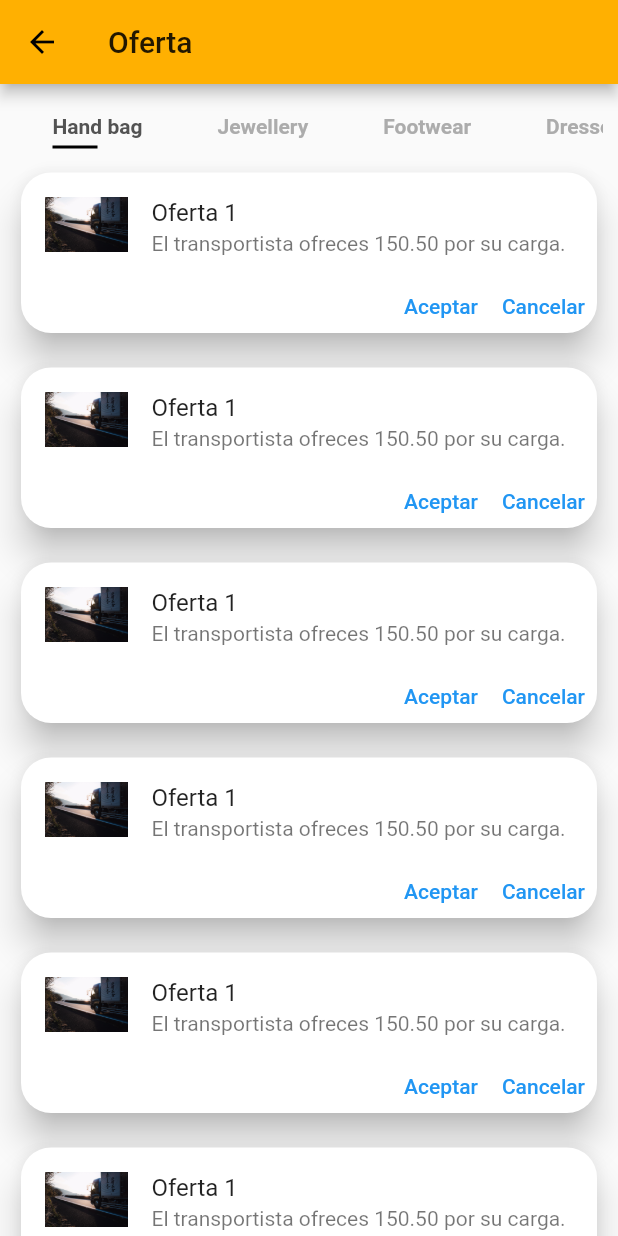
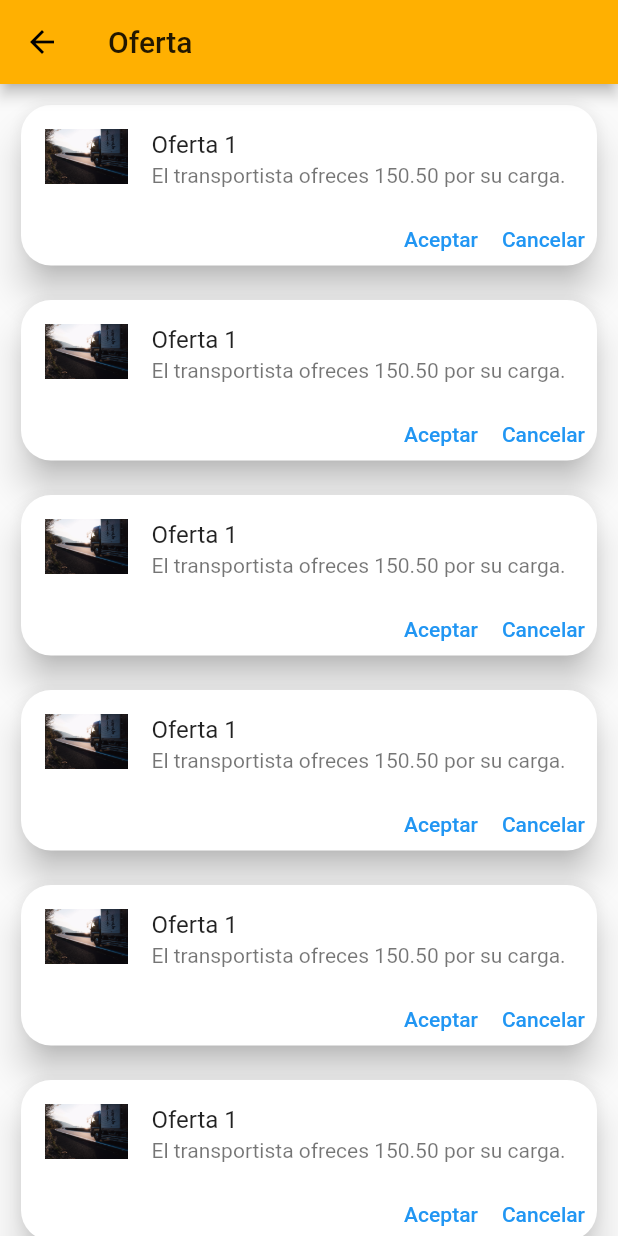
Before and after one commit to FabrizioAtiquipa/Tarea1, a Flutter app: the CardPage screen opened by its route, on a phone screen of 412 x 824 dp. Run offline on Flutter 3.47's test engine with Material 2 defaults, Android fonts, the phone set to English and light mode, and no system bars; our stand-ins replace dio, flutter_svg, google_maps_flutter, image_picker, location, rxdart and 2 more; missing offline and left inert: flutter_polyline_points, mime_type; accounts and stored records are empty.

Commit message:
New changes

```diff
--- a/lib/src/pages/details/components/order_button.dart
+++ b/lib/src/pages/details/components/order_button.dart
@@ -32,13 +32,13 @@ class OrderButton extends StatelessWidget {
               mainAxisAlignment: MainAxisAlignment.center,
               children: <Widget>[
                 SvgPicture.asset("assets/icons/bag.svg"),
-                SizedBox(width: 10),
+                SizedBox(width: 4),
                 Text(
                   "Order Now",
                   style: TextStyle(
                     color: Colors.white,
                     fontWeight: FontWeight.bold,
-                    fontSize: 18,
+                    fontSize: 14,
                   ),
                 )
               ],
--- a/lib/src/pages/details/components/title_price_rating.dart
+++ b/lib/src/pages/details/components/title_price_rating.dart
@@ -64,15 +64,15 @@ class TitlePriceRating extends StatelessWidget {
       child: Container(
         alignment: Alignment.topCenter,
         padding: EdgeInsets.symmetric(vertical: 15),
-        height: 66,
-        width: 85,
+        height: 80,
+        width: 105,
         color: kPrimaryColor,
         child: Text(
           "S/."+producto.precio.toString(),
           style: Theme.of(context)
               .textTheme
               .title
-              .copyWith(color: Colors.white, fontWeight: FontWeight.bold),
+              .copyWith(color: Colors.white, fontWeight: FontWeight.bold, fontSize: 20),
         ),
       ),
     );
--- a/lib/src/pages/oferta/card_screen.dart
+++ b/lib/src/pages/oferta/card_screen.dart
@@ -1,5 +1,4 @@
 import 'package:flutter/material.dart';
-import 'package:proyectounderway/src/pages/oferta/categorias.dart';
 
 class CardPage extends StatelessWidget {
   @override
@@ -11,7 +10,6 @@ class CardPage extends StatelessWidget {
         body: ListView(
           padding: EdgeInsets.all(10.0),
           children: <Widget>[
-            Categoria(),
             _cardTipo1(),
             SizedBox(height: 15.0),
             _cardTipo1(),
--- a/lib/src/pages/oferta/categorias.dart
+++ /dev/null
@@ -1,58 +0,0 @@
-import 'package:flutter/material.dart';
-
-class Categoria extends StatefulWidget {
-  @override
-  _CategoriaState createState() => _CategoriaState();
-}
-
-class _CategoriaState extends State<Categoria> {
-  List<String> categories = ["Hand bag", "Jewellery", "Footwear", "Dresses"];
-  int selectedIndex = 0;
-  @override
-  Widget build(BuildContext context) {
-    return Padding(
-      padding: const EdgeInsets.symmetric(vertical: 10.0),
-      child: SizedBox(
-        height: 25,
-        child: ListView.builder(
-          scrollDirection: Axis.horizontal,
-          itemCount: categories.length,
-          itemBuilder: (context, index) => buildCategory(index),
-        ),
-      ),
-    );
-  }
-
-  Widget buildCategory(int index) {
-    return GestureDetector(
-      onTap: () {
-        setState(() {
-          selectedIndex = index;
-        });
-      },
-      child: Padding(
-        padding: const EdgeInsets.symmetric(horizontal: 25.0),
-        child: Column(
-          crossAxisAlignment: CrossAxisAlignment.start,
-          children: <Widget>[
-            Text(
-              categories[index],
-              style: TextStyle(
-                fontWeight: FontWeight.bold,
-                color: selectedIndex == index
-                    ? Color(0xFF535353)
-                    : Color(0xFFACACAC),
-              ),
-            ),
-            Container(
-              margin: EdgeInsets.only(top: 20 / 4), //top padding 5
-              height: 2,
-              width: 30,
-              color: selectedIndex == index ? Colors.black : Colors.transparent,
-            )
-          ],
-        ),
-      ),
-    );
-  }
-}
--- a/pubspec.yaml
+++ b/pubspec.yaml
@@ -29,6 +29,7 @@ dependencies:
   provider: ^3.1.0
   google_maps_webservice: ^0.0.14
   location: ^2.3.5
+  firebase_auth: ^1.4.1
 
   # The following adds the Cupertino Icons font to your application.
   # Use with the CupertinoIcons class for iOS style icons.
```
Also changed, not shown: lib/src/menu/menu_lateral.dart (+4 -8 lines), lib/src/pages/details/components/body.dart (+6 -8 lines), lib/src/providers/usuario_provider.dart (+16 -0 lines), pubspec.lock.
